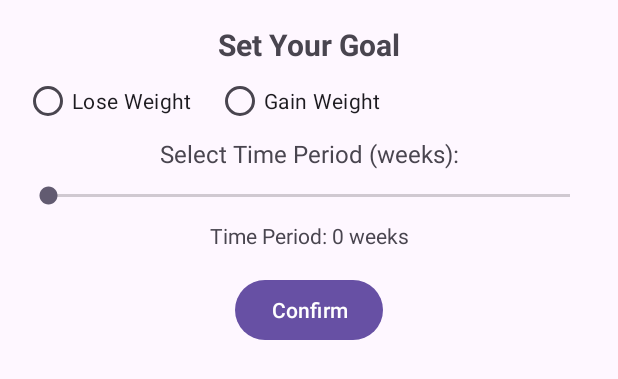
After one commit to JarrydHarker/Limitless-public, an Android app: the layout layout_set_goal.xml on its own in the app's theme, with its tools: preview values and no code run, on a phone screen of 412 x 824 dp. The commit adds this screen. Shown: the top 379 px of the screen. Run offline under Robolectric (Android 15) with nearby library versions, the phone set to English and light mode, and no system bars.

Commit message:
set goal

```diff
--- a/app/src/main/res/layout/fragment_exercises_.xml
+++ b/app/src/main/res/layout/fragment_exercises_.xml
@@ -89,7 +89,7 @@
                 android:id="@+id/textView24"
                 android:layout_width="match_parent"
                 android:layout_height="wrap_content"
-                android:text="Cadio"
+                android:text="Cardio"
                 android:textAlignment="center" />
         </LinearLayout>
 
@@ -129,7 +129,7 @@
                 android:id="@+id/textView26"
                 android:layout_width="match_parent"
                 android:layout_height="wrap_content"
-                android:text="Streching"
+                android:text="Stretching"
                 android:textAlignment="center" />
         </LinearLayout>
 
--- /dev/null
+++ b/app/src/main/res/layout/layout_set_goal.xml
@@ -0,0 +1,87 @@
+<?xml version="1.0" encoding="utf-8"?>
+<androidx.constraintlayout.widget.ConstraintLayout
+    xmlns:android="http://schemas.android.com/apk/res/android"
+    android:layout_width="match_parent"
+    android:layout_height="wrap_content"
+    xmlns:app="http://schemas.android.com/apk/res-auto"
+    android:padding="16dp">
+
+    <TextView
+        android:id="@+id/tv_goal_title"
+        android:layout_width="wrap_content"
+        android:layout_height="wrap_content"
+        android:text="Set Your Goal"
+        android:textSize="20sp"
+        android:textStyle="bold"
+        app:layout_constraintTop_toTopOf="parent"
+        app:layout_constraintStart_toStartOf="parent"
+        app:layout_constraintEnd_toEndOf="parent"
+        android:layout_marginBottom="16dp"/>
+
+    <RadioGroup
+        android:id="@+id/rgGoal"
+        android:layout_width="0dp"
+        android:layout_height="wrap_content"
+        app:layout_constraintTop_toBottomOf="@id/tv_goal_title"
+        app:layout_constraintStart_toStartOf="parent"
+        app:layout_constraintEnd_toEndOf="parent"
+        android:orientation="horizontal"
+        android:layout_marginBottom="16dp">
+
+        <RadioButton
+            android:id="@+id/rbLoseWeight"
+            android:layout_width="wrap_content"
+            android:layout_height="wrap_content"
+            android:text="Lose Weight"
+            android:layout_marginEnd="16dp"/>
+
+        <RadioButton
+            android:id="@+id/rbGainWeight"
+            android:layout_width="wrap_content"
+            android:layout_height="wrap_content"
+            android:text="Gain Weight"/>
+
+    </RadioGroup>
+    <TextView
+        android:id="@+id/lblTimePeriod"
+        android:layout_width="wrap_content"
+        android:layout_height="wrap_content"
+        android:text="Select Time Period (weeks):"
+        android:textSize="16sp"
+        app:layout_constraintTop_toBottomOf="@id/rgGoal"
+        app:layout_constraintStart_toStartOf="parent"
+        app:layout_constraintEnd_toEndOf="parent"
+        android:layout_marginBottom="8dp"/>
+
+    <SeekBar
+        android:id="@+id/seekbarTime"
+        android:layout_width="0dp"
+        android:layout_height="wrap_content"
+        android:max="52"
+    android:layout_marginTop="8dp"
+    app:layout_constraintTop_toBottomOf="@id/lblTimePeriod"
+    app:layout_constraintStart_toStartOf="parent"
+    app:layout_constraintEnd_toEndOf="parent"/>
+
+    <TextView
+        android:id="@+id/lblSelectPeriod"
+        android:layout_width="wrap_content"
+        android:layout_height="wrap_content"
+        android:text="Time Period: 0 weeks"
+        android:textSize="14sp"
+        app:layout_constraintTop_toBottomOf="@id/seekbarTime"
+        app:layout_constraintStart_toStartOf="parent"
+        app:layout_constraintEnd_toEndOf="parent"
+        android:layout_marginTop="8dp"/>
+
+    <Button
+        android:id="@+id/btnConfirmGoal"
+        android:layout_width="wrap_content"
+        android:layout_height="wrap_content"
+        android:text="Confirm"
+        android:layout_marginTop="16dp"
+        app:layout_constraintTop_toBottomOf="@id/lblSelectPeriod"
+        app:layout_constraintStart_toStartOf="parent"
+        app:layout_constraintEnd_toEndOf="parent"/>
+
+</androidx.constraintlayout.widget.ConstraintLayout>
```
